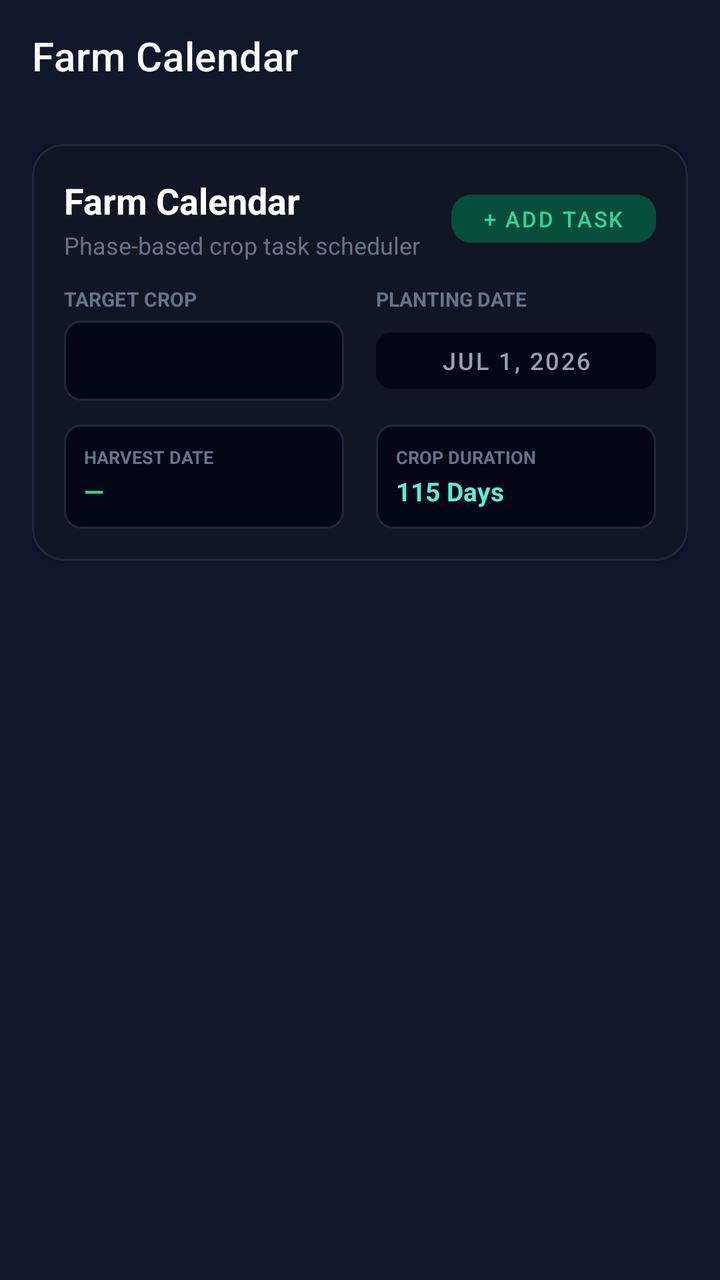
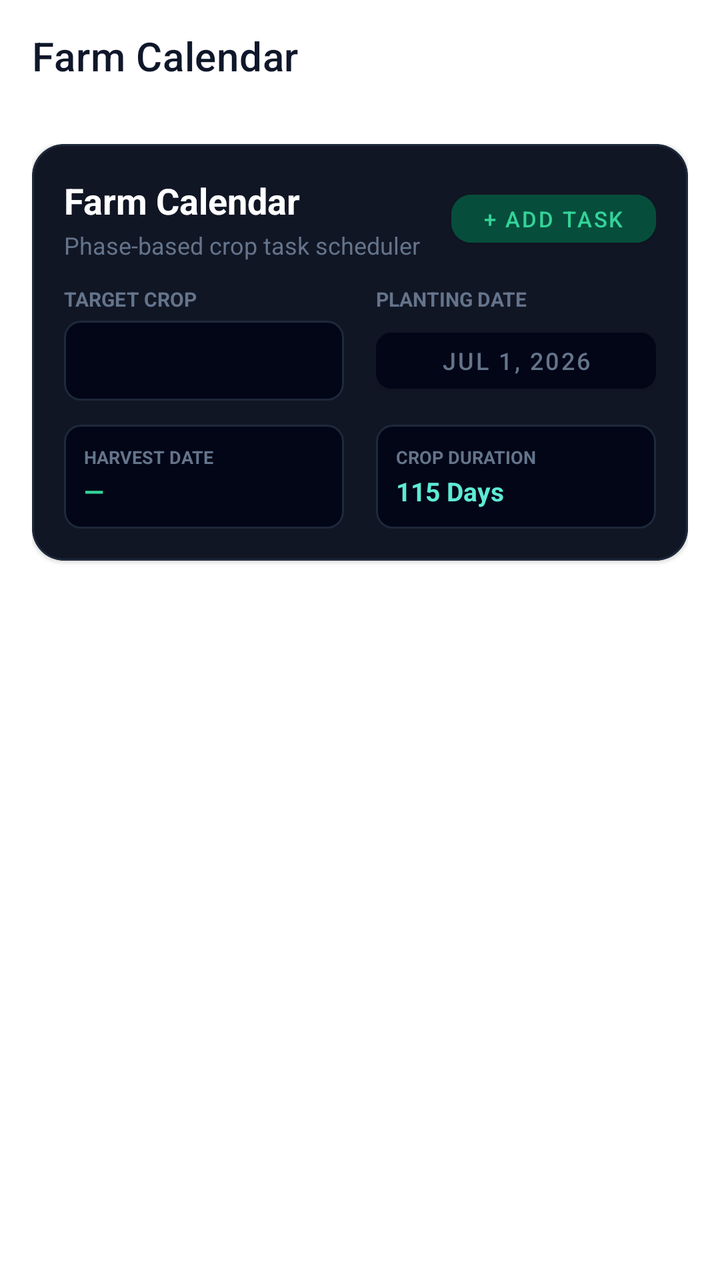

An Android layout rendered at two revisions. The XML below is the earlier revision; the diff shows what the commit changed to produce the second picture.
<!-- AndroidManifest.xml: application theme AppTheme -->
<!-- res/layout/fragment_calendar.xml -->
<?xml version="1.0" encoding="utf-8"?>
<androidx.constraintlayout.widget.ConstraintLayout xmlns:android="http://schemas.android.com/apk/res/android"
    xmlns:app="http://schemas.android.com/apk/res-auto"
    android:layout_width="match_parent"
    android:layout_height="match_parent"
    android:background="#0f172a">

    <com.google.android.material.appbar.AppBarLayout
        android:id="@+id/appBarLayout"
        android:layout_width="match_parent"
        android:layout_height="wrap_content"
        android:background="#0f172a"
        app:elevation="0dp"
        app:layout_constraintTop_toTopOf="parent">

        <androidx.appcompat.widget.Toolbar
            android:id="@+id/toolbar"
            android:layout_width="match_parent"
            android:layout_height="?attr/actionBarSize"
            app:title="Farm Calendar"
            app:titleTextColor="#f8fafc" />
    </com.google.android.material.appbar.AppBarLayout>

    <ScrollView
        android:layout_width="match_parent"
        android:layout_height="0dp"
        app:layout_constraintBottom_toBottomOf="parent"
        app:layout_constraintTop_toBottomOf="@id/appBarLayout">

        <LinearLayout
            android:layout_width="match_parent"
            android:layout_height="wrap_content"
            android:orientation="vertical"
            android:padding="16dp">

            
            <com.google.android.material.card.MaterialCardView
                android:layout_width="match_parent"
                android:layout_height="wrap_content"
                android:layout_marginBottom="16dp"
                app:cardBackgroundColor="#111625"
                app:cardCornerRadius="16dp"
                app:strokeColor="#1e293b"
                app:strokeWidth="1dp">

                <LinearLayout
                    android:layout_width="match_parent"
                    android:layout_height="wrap_content"
                    android:orientation="vertical"
                    android:padding="16dp">

                    <LinearLayout
                        android:layout_width="match_parent"
                        android:layout_height="wrap_content"
                        android:orientation="horizontal"
                        android:gravity="center_vertical"
                        android:layout_marginBottom="12dp">
                        <LinearLayout
                            android:layout_width="0dp"
                            android:layout_weight="1"
                            android:layout_height="wrap_content"
                            android:orientation="vertical">
                            <TextView
                                android:layout_width="wrap_content"
                                android:layout_height="wrap_content"
                                android:text="Farm Calendar"
                                android:textColor="#ffffff"
                                android:textSize="18sp"
                                android:textStyle="bold" />
                            <TextView
                                android:layout_width="wrap_content"
                                android:layout_height="wrap_content"
                                android:text="Phase-based crop task scheduler"
                                android:textColor="#64748b"
                                android:textSize="12sp"
                                android:layout_marginTop="2dp" />
                        </LinearLayout>
                        <Button
                            android:id="@+id/btnAddTask"
                            android:layout_width="wrap_content"
                            android:layout_height="36dp"
                            android:backgroundTint="#064e3b"
                            android:text="+ Add Task"
                            android:textColor="#34d399"
                            android:textSize="11sp"
                            app:cornerRadius="10dp" />
                    </LinearLayout>

                    
                    <LinearLayout
                        android:layout_width="match_parent"
                        android:layout_height="wrap_content"
                        android:orientation="horizontal"
                        android:baselineAligned="false">
                        
                        <LinearLayout
                            android:layout_width="0dp"
                            android:layout_weight="1"
                            android:layout_height="wrap_content"
                            android:orientation="vertical"
                            android:layout_marginEnd="8dp">
                            <TextView
                                android:layout_width="wrap_content"
                                android:layout_height="wrap_content"
                                android:text="TARGET CROP"
                                android:textColor="#64748b"
                                android:textSize="10sp"
                                android:textStyle="bold"
                                android:layout_marginBottom="4dp" />
                            <Spinner
                                android:id="@+id/spinCalCrop"
                                android:layout_width="match_parent"
                                android:layout_height="40dp"
                                android:background="@drawable/bg_spinner" />
                        </LinearLayout>

                        <LinearLayout
                            android:layout_width="0dp"
                            android:layout_weight="1"
                            android:layout_height="wrap_content"
                            android:orientation="vertical"
                            android:layout_marginStart="8dp">
                            <TextView
                                android:layout_width="wrap_content"
                                android:layout_height="wrap_content"
                                android:text="PLANTING DATE"
                                android:textColor="#64748b"
                                android:textSize="10sp"
                                android:textStyle="bold"
                                android:layout_marginBottom="4dp" />
                            <Button
                                android:id="@+id/btnPlantingDate"
                                android:layout_width="match_parent"
                                android:layout_height="40dp"
                                android:backgroundTint="#020617"
                                android:text="Jul 1, 2026"
                                android:textColor="#94a3b8"
                                android:textSize="12sp"
                                app:cornerRadius="8dp" />
                        </LinearLayout>
                    </LinearLayout>

                    
                    <LinearLayout
                        android:layout_width="match_parent"
                        android:layout_height="wrap_content"
                        android:orientation="horizontal"
                        android:layout_marginTop="12dp"
                        android:baselineAligned="false">
                        <LinearLayout
                            android:layout_width="0dp"
                            android:layout_weight="1"
                            android:layout_height="wrap_content"
                            android:orientation="vertical"
                            android:background="@drawable/bg_spinner"
                            android:padding="10dp"
                            android:layout_marginEnd="8dp">
                            <TextView
                                android:layout_width="wrap_content"
                                android:layout_height="wrap_content"
                                android:text="HARVEST DATE"
                                android:textColor="#64748b"
                                android:textSize="9sp"
                                android:textStyle="bold" />
                            <TextView
                                android:id="@+id/tvHarvestDate"
                                android:layout_width="wrap_content"
                                android:layout_height="wrap_content"
                                android:text="—"
                                android:textColor="#34d399"
                                android:textSize="13sp"
                                android:textStyle="bold"
                                android:layout_marginTop="2dp" />
                        </LinearLayout>
                        <LinearLayout
                            android:layout_width="0dp"
                            android:layout_weight="1"
                            android:layout_height="wrap_content"
                            android:orientation="vertical"
                            android:background="@drawable/bg_spinner"
                            android:padding="10dp"
                            android:layout_marginStart="8dp">
                            <TextView
                                android:layout_width="wrap_content"
                                android:layout_height="wrap_content"
                                android:text="CROP DURATION"
                                android:textColor="#64748b"
                                android:textSize="9sp"
                                android:textStyle="bold" />
                            <TextView
                                android:layout_width="wrap_content"
                                android:layout_height="wrap_content"
                                android:text="115 Days"
                                android:textColor="#5eead4"
                                android:textSize="13sp"
                                android:textStyle="bold"
                                android:layout_marginTop="2dp" />
                        </LinearLayout>
                    </LinearLayout>
                </LinearLayout>
            </com.google.android.material.card.MaterialCardView>

            
            <HorizontalScrollView
                android:layout_width="match_parent"
                android:layout_height="wrap_content"
                android:scrollbars="none"
                android:layout_marginBottom="16dp">
                <LinearLayout
                    android:id="@+id/llStageFilters"
                    android:layout_width="wrap_content"
                    android:layout_height="wrap_content"
                    android:orientation="horizontal" />
            </HorizontalScrollView>

            
            <LinearLayout
                android:id="@+id/llCalendarStages"
                android:layout_width="match_parent"
                android:layout_height="wrap_content"
                android:orientation="vertical" />

        </LinearLayout>
    </ScrollView>
</androidx.constraintlayout.widget.ConstraintLayout>
<!-- resources referenced by this layout -->
<resources>
  <!-- drawable bg_spinner (drawable) -->
  <?xml version="1.0" encoding="utf-8"?>
  <shape xmlns:android="http://schemas.android.com/apk/res/android">
      <solid android:color="#020617"/>
      <stroke android:width="1dp" android:color="#1e293b"/>
      <corners android:radius="8dp"/>
  </shape>
  <style name="AppTheme" parent="Theme.MaterialComponents.DayNight.NoActionBar">
          <item name="colorPrimary">@color/colorPrimary</item>
          <item name="colorPrimaryDark">@color/colorPrimaryDark</item>
          <item name="colorAccent">@color/colorAccent</item>
          <item name="android:windowBackground">@color/colorBackground</item>
          <item name="android:statusBarColor">@color/colorBackground</item>
          <item name="android:navigationBarColor">@color/colorBottomNav</item>
          <item name="android:textColorPrimary">@color/colorTextPrimary</item>
          <item name="android:textColorSecondary">@color/colorTextSecondary</item>
          <item name="elevationOverlayEnabled">false</item>
      </style>
  <color name="colorPrimary">#059669</color>
  <color name="colorPrimaryDark">#047857</color>
  <color name="colorAccent">#10B981</color>
  <color name="colorBackground">#F8FAFC</color>
  <color name="colorBottomNav">#FFFFFF</color>
  <color name="colorTextPrimary">#0F172A</color>
  <color name="colorTextSecondary">#475569</color>
</resources>

<!-- the commit's change to res/layout/fragment_calendar.xml (unified diff, before → after) -->
@@ -3,13 +3,13 @@
     xmlns:app="http://schemas.android.com/apk/res-auto"
     android:layout_width="match_parent"
     android:layout_height="match_parent"
-    android:background="#0f172a">
+    android:background="@color/colorSurface">
 
     <com.google.android.material.appbar.AppBarLayout
         android:id="@+id/appBarLayout"
         android:layout_width="match_parent"
         android:layout_height="wrap_content"
-        android:background="#0f172a"
+        android:background="@color/colorSurface"
         app:elevation="0dp"
         app:layout_constraintTop_toTopOf="parent">
 
@@ -18,7 +18,7 @@
             android:layout_width="match_parent"
             android:layout_height="?attr/actionBarSize"
             app:title="Farm Calendar"
-            app:titleTextColor="#f8fafc" />
+            app:titleTextColor="@color/colorTextPrimary" />
     </com.google.android.material.appbar.AppBarLayout>
 
     <ScrollView
@@ -71,7 +71,7 @@
                                 android:layout_width="wrap_content"
                                 android:layout_height="wrap_content"
                                 android:text="Phase-based crop task scheduler"
-                                android:textColor="#64748b"
+                                android:textColor="@color/colorTextMuted"
                                 android:textSize="12sp"
                                 android:layout_marginTop="2dp" />
                         </LinearLayout>
@@ -103,7 +103,7 @@
                                 android:layout_width="wrap_content"
                                 android:layout_height="wrap_content"
                                 android:text="TARGET CROP"
-                                android:textColor="#64748b"
+                                android:textColor="@color/colorTextMuted"
                                 android:textSize="10sp"
                                 android:textStyle="bold"
                                 android:layout_marginBottom="4dp" />
@@ -124,7 +124,7 @@
                                 android:layout_width="wrap_content"
                                 android:layout_height="wrap_content"
                                 android:text="PLANTING DATE"
-                                android:textColor="#64748b"
+                                android:textColor="@color/colorTextMuted"
                                 android:textSize="10sp"
                                 android:textStyle="bold"
                                 android:layout_marginBottom="4dp" />
@@ -134,7 +134,7 @@
                                 android:layout_height="40dp"
                                 android:backgroundTint="#020617"
                                 android:text="Jul 1, 2026"
-                                android:textColor="#94a3b8"
+                                android:textColor="@color/colorTextMuted"
                                 android:textSize="12sp"
                                 app:cornerRadius="8dp" />
                         </LinearLayout>
@@ -159,7 +159,7 @@
                                 android:layout_width="wrap_content"
                                 android:layout_height="wrap_content"
                                 android:text="HARVEST DATE"
-                                android:textColor="#64748b"
+                                android:textColor="@color/colorTextMuted"
                                 android:textSize="9sp"
                                 android:textStyle="bold" />
                             <TextView
@@ -184,7 +184,7 @@
                                 android:layout_width="wrap_content"
                                 android:layout_height="wrap_content"
                                 android:text="CROP DURATION"
-                                android:textColor="#64748b"
+                                android:textColor="@color/colorTextMuted"
                                 android:textSize="9sp"
                                 android:textStyle="bold" />
                             <TextView
<!-- resource entries referenced after the edit -->
@@ -1,5 +1,7 @@
 <!-- resources referenced by this layout -->
 <resources>
+  <color name="colorSurface">#FFFFFF</color>
+  <color name="colorTextMuted">#64748B</color>
   <!-- drawable bg_spinner (drawable) -->
   <?xml version="1.0" encoding="utf-8"?>
   <shape xmlns:android="http://schemas.android.com/apk/res/android">
